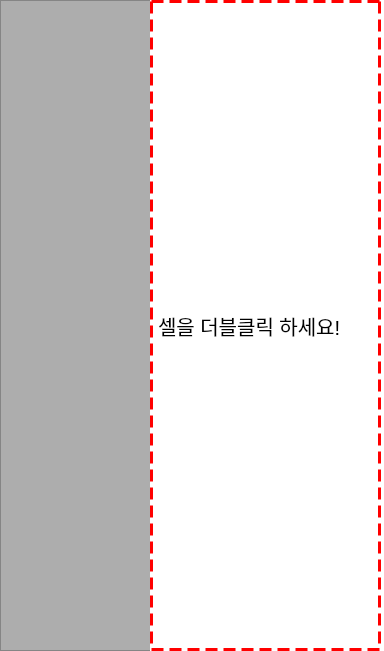
Before: the Qt Designer form third.ui in jeongu-choi/gittt, drawn with Qt 5.
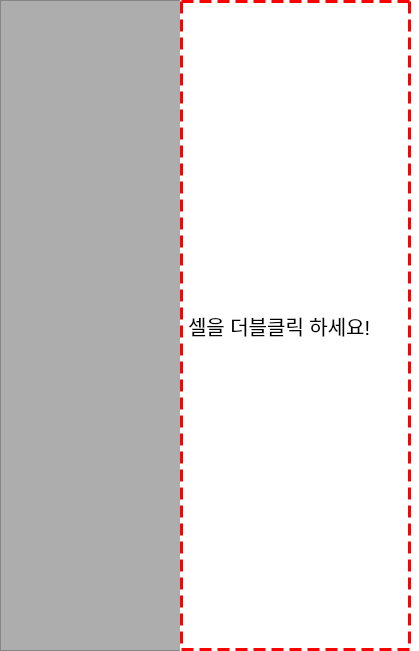
After: the same form once the commit is applied. Icons and pictures are not drawn.

Diff of the .ui file:
```diff
--- a/third.ui
+++ b/third.ui
@@ -6,7 +6,7 @@
    <rect>
     <x>0</x>
     <y>0</y>
-    <width>384</width>
+    <width>419</width>
     <height>651</height>
    </rect>
   </property>
@@ -25,7 +25,7 @@
     <rect>
      <x>0</x>
      <y>0</y>
-     <width>151</width>
+     <width>181</width>
      <height>651</height>
     </rect>
    </property>
@@ -36,7 +36,7 @@
   <widget class="QLabel" name="label">
    <property name="geometry">
     <rect>
-     <x>150</x>
+     <x>180</x>
      <y>0</y>
      <width>231</width>
      <height>651</height>
```
